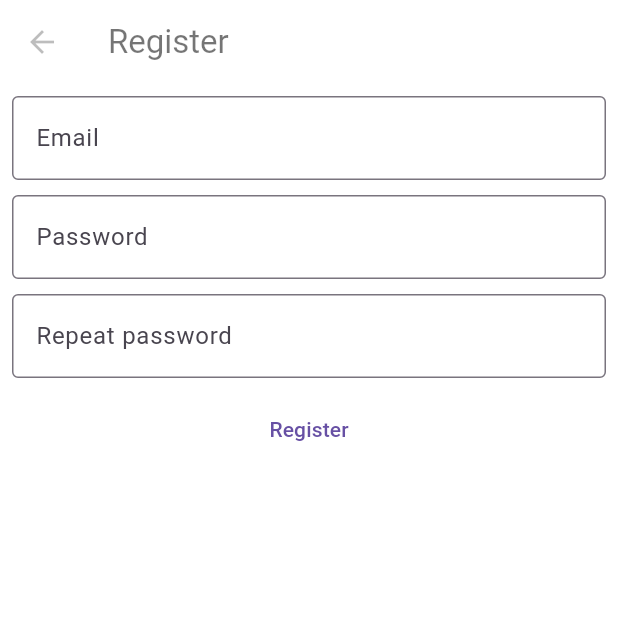
After one commit to andreslab/medical-app-deprecated, a Flutter app: the RegisterScreen screen opened directly, on a phone screen of 412 x 824 dp, the top half of it. The commit adds this screen. Run offline on Flutter 3.47's test engine with Material 3 defaults, Android fonts, the phone set to English and light mode, and no system bars; our stand-ins replace device_info_plus, fl_chart, sqflite, supabase_flutter; accounts and stored records are empty; network calls fail.

Commit message:
Basic ui for login and register screen

```diff
--- /dev/null
+++ b/lib/screens/register.dart
@@ -0,0 +1,90 @@
+import 'package:flutter/material.dart';
+import 'package:heart/providers/providers.dart';
+import 'package:heart/widgets/widgets.dart';
+import 'package:provider/provider.dart';
+
+class RegisterScreen extends StatefulWidget {
+  const RegisterScreen({super.key});
+
+  @override
+  State<RegisterScreen> createState() => _RegisterScreenState();
+}
+
+class _RegisterScreenState extends State<RegisterScreen> {
+  late final TextEditingController _email;
+  late final TextEditingController _password;
+  late final TextEditingController _repeatPassword;
+
+  @override
+  void initState() {
+    _email = TextEditingController();
+    _password = TextEditingController();
+    _repeatPassword = TextEditingController();
+    super.initState();
+  }
+
+  @override
+  void dispose() {
+    _email.dispose();
+    _password.dispose();
+    _repeatPassword.dispose();
+    super.dispose();
+  }
+
+  @override
+  Widget build(BuildContext context) {
+    final authProvider = Provider.of<AuthProvider>(context);
+    return Scaffold(
+      appBar: AppBar(
+        iconTheme: IconThemeData(color: Colors.black26),
+        backgroundColor: Colors.white,
+        elevation: 0,
+        title: Row(children: [
+          Text('Register', style: TextStyle(color: Colors.black54)),
+        ]),
+      ),
+      body: SingleChildScrollView(
+        child: Padding(
+          padding: const EdgeInsets.all(8.0),
+          child: Column(
+            children: [
+              TextField(
+                controller: _email,
+                keyboardType: TextInputType.emailAddress,
+                decoration: InputDecoration(hintText: 'Email'),
+              ),
+              SizedBox(
+                height: 10,
+              ),
+              TextField(
+                controller: _password,
+                obscureText: true,
+                enableSuggestions: false,
+                autocorrect: false,
+                decoration: InputDecoration(hintText: 'Password'),
+              ),
+              SizedBox(
+                height: 10,
+              ),
+              TextField(
+                controller: _repeatPassword,
+                obscureText: true,
+                enableSuggestions: false,
+                autocorrect: false,
+                decoration: InputDecoration(hintText: 'Repeat password'),
+              ),
+              SizedBox(
+                height: 10,
+              ),
+              TextButton(
+                  onPressed: () async {
+                    authProvider.register();
+                  },
+                  child: Text('Register'))
+            ],
+          ),
+        ),
+      ),
+    );
+  }
+}
--- a/lib/screens/screens.dart
+++ b/lib/screens/screens.dart
@@ -1,3 +1,5 @@
+export 'package:heart/screens/login.dart';
+export 'package:heart/screens/register.dart';
 export 'package:heart/screens/new_record.dart';
 export 'package:heart/screens/alerts.dart';
 export 'package:heart/screens/news.dart';
--- a/lib/theme/app_theme.dart
+++ b/lib/theme/app_theme.dart
@@ -36,5 +36,12 @@ class AppTheme {
         unselectedIconTheme: IconThemeData(color: unselectedIcon),
         type: BottomNavigationBarType.fixed),
     floatingActionButtonTheme: const FloatingActionButtonThemeData(
-          backgroundColor: btnMain, elevation: 0));
+        backgroundColor: btnMain, elevation: 0),
+    inputDecorationTheme: InputDecorationTheme(
+      border: OutlineInputBorder(),
+      focusedBorder: OutlineInputBorder(
+        borderSide: BorderSide(color: Colors.blue),
+      ),
+    ),
+  );
 }
```
Also changed, not shown: lib/screens/login.dart (added, +77 -0 lines). Lines whose indentation alone changed are shown as unchanged.
